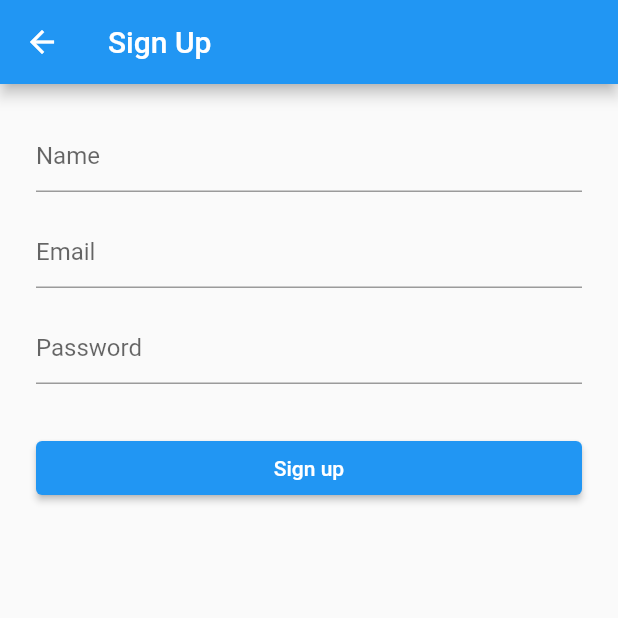
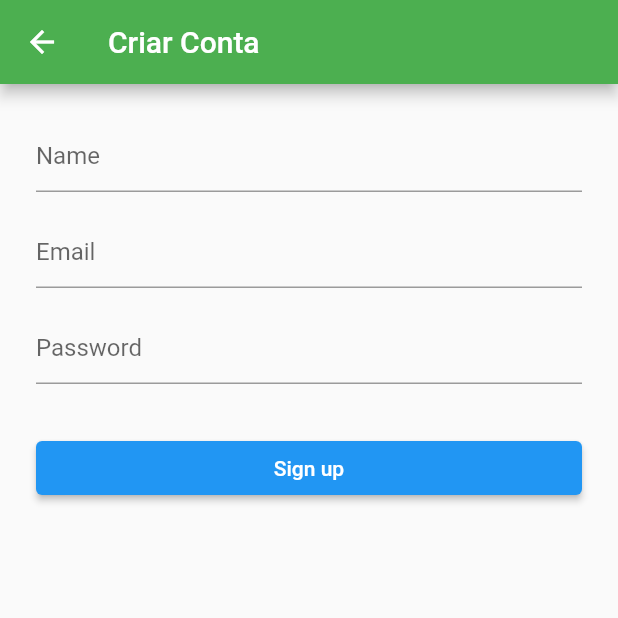
Before and after one commit to lfLersch/Wheres-My-Car, a Flutter app: the screen it shows after launch, after a tap on "Sign In", after a tap on "Sign Up", on a phone screen of 412 x 824 dp, the top half of it. Run offline on Flutter 3.47's test engine with Material 2 defaults, Android fonts, the phone set to English and light mode, and no system bars; our stand-ins replace firebase_auth, firebase_core, geolocator, google_maps_flutter, permission_handler; missing offline and left inert: firebase_auth_web, firebase_core_web; accounts and stored records are empty.

Commit message:
feat: color style and spacement

```diff
--- a/google_maps_in_flutter/lib/Pages/LoginPage.dart
+++ b/google_maps_in_flutter/lib/Pages/LoginPage.dart
@@ -48,13 +48,14 @@ class LoginPageState extends State<LoginPage> {
       child: Scaffold(
         appBar: AppBar(
           title: Text("Where\' my car?"),
+          backgroundColor: Colors.green,
         ),
         body: FutureBuilder(
           future: _initializeFirebase(),
           builder: (context, snapshot) {
             if (snapshot.connectionState == ConnectionState.done) {
               return Padding(
-                padding: const EdgeInsets.only(left: 24.0, right: 24.0),
+                padding: const EdgeInsets.only(left: 24.0, right: 24.0,top: 200),
                   child: ListView(
                     children: <Widget>[
                       Column(
--- a/google_maps_in_flutter/lib/Pages/MapsPage.dart
+++ b/google_maps_in_flutter/lib/Pages/MapsPage.dart
@@ -54,8 +54,8 @@ class MapState extends State<MapsPage> {
     return MaterialApp(
       home: Scaffold(
         appBar: AppBar(
-          title: Text('Maps Sample App'),
-          backgroundColor: Colors.green[700],
+          title: Text('Mapa Livre'),
+          backgroundColor: Colors.green,
         ),
         body: GoogleMap(
           onMapCreated: _onMapCreated,
--- a/google_maps_in_flutter/lib/Pages/ParkingPage.dart
+++ b/google_maps_in_flutter/lib/Pages/ParkingPage.dart
@@ -21,8 +21,8 @@ class ParkingState extends State<ParkingPage> {
     return MaterialApp(
       home: Scaffold(
         appBar: AppBar(
-          title: Text('Maps Sample App'),
-          backgroundColor: Colors.green[700],
+          title: Text('Estacionamento'),
+          backgroundColor: Colors.green,
         ),
         body: Container(
           decoration: BoxDecoration(
--- a/google_maps_in_flutter/lib/Pages/SignUpPage.dart
+++ b/google_maps_in_flutter/lib/Pages/SignUpPage.dart
@@ -36,7 +36,8 @@ class SignUpPageState extends State<SignUpPage> {
       child: Scaffold(
         resizeToAvoidBottomInset: false,
         appBar: AppBar(
-          title: Text('Sign Up'),
+          title: Text('Criar Conta'),
+          backgroundColor: Colors.green,
         ),
         body: Padding(
           padding: const EdgeInsets.all(24.0),
```
Also changed, not shown: google_maps_in_flutter/lib/Pages/MainPage.dart (+27 -3 lines).
